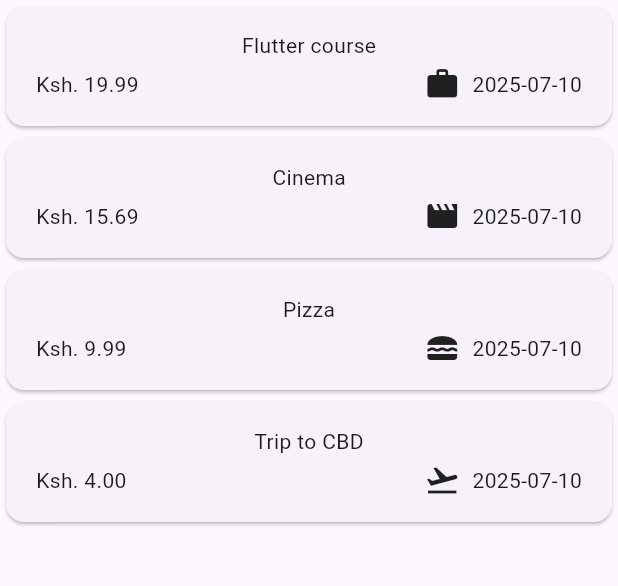
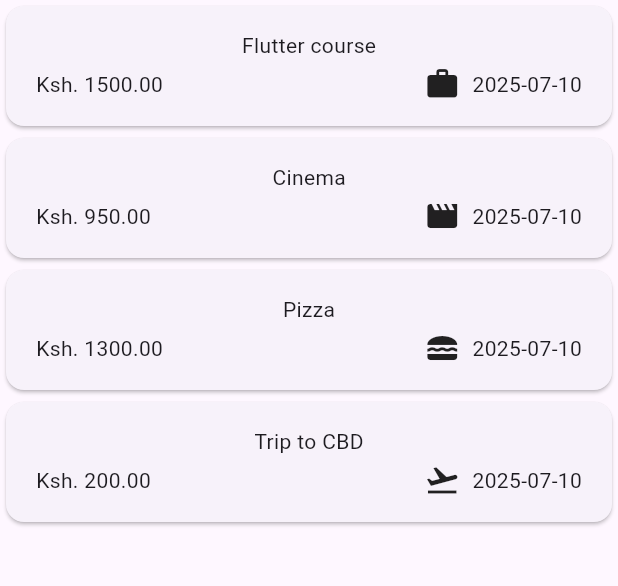
Before and after one commit to HitzCommitted/flutter_expense_tracker, a Flutter app: the screen it shows after launch, on a phone screen of 412 x 824 dp, the part 114-700 px from its top. Run offline on Flutter 3.47's test engine with Material 3 defaults, Android fonts, the phone set to English and light mode, and no system bars.

Commit message:
save point - lunch time :-)

```diff
--- a/lib/widgets/expenses.dart
+++ b/lib/widgets/expenses.dart
@@ -16,25 +16,25 @@ class _ExpensesState extends State<Expenses> {
   final List<Expense> _registeredExpenses = [
     Expense(
       title: 'Flutter course',
-      amount: 19.99,
+      amount: 1500,
       date: DateTime.now(),
       category: Category.work,
     ),
     Expense(
       title: 'Cinema',
-      amount: 15.69,
+      amount: 950,
       date: DateTime.now(),
       category: Category.leisure,
     ),
     Expense(
       title: 'Pizza',
-      amount: 9.99,
+      amount: 1300,
       date: DateTime.now(),
       category: Category.food,
     ),
     Expense(
       title: 'Trip to CBD',
-      amount: 4.00,
+      amount: 200,
       date: DateTime.now(),
       category: Category.travel,
     ),
@@ -55,9 +55,26 @@ class _ExpensesState extends State<Expenses> {
   }
 
   void _removeExpense(Expense expense) {
+    final expenseIndex = _registeredExpenses.indexOf(expense);
+
     setState(() {
       _registeredExpenses.remove(expense);
     });
+    ScaffoldMessenger.of(context).clearSnackBars();
+    ScaffoldMessenger.of(context).showSnackBar(
+      SnackBar(
+        duration: const Duration(seconds: 3),
+        content: const Text('Expense deleted.'),
+        action: SnackBarAction(
+          label: 'Undo',
+          onPressed: () {
+            setState(() {
+              _registeredExpenses.insert(expenseIndex, expense);
+            });
+          },
+        ),
+      ),
+    );
   }
 
   @override
```
